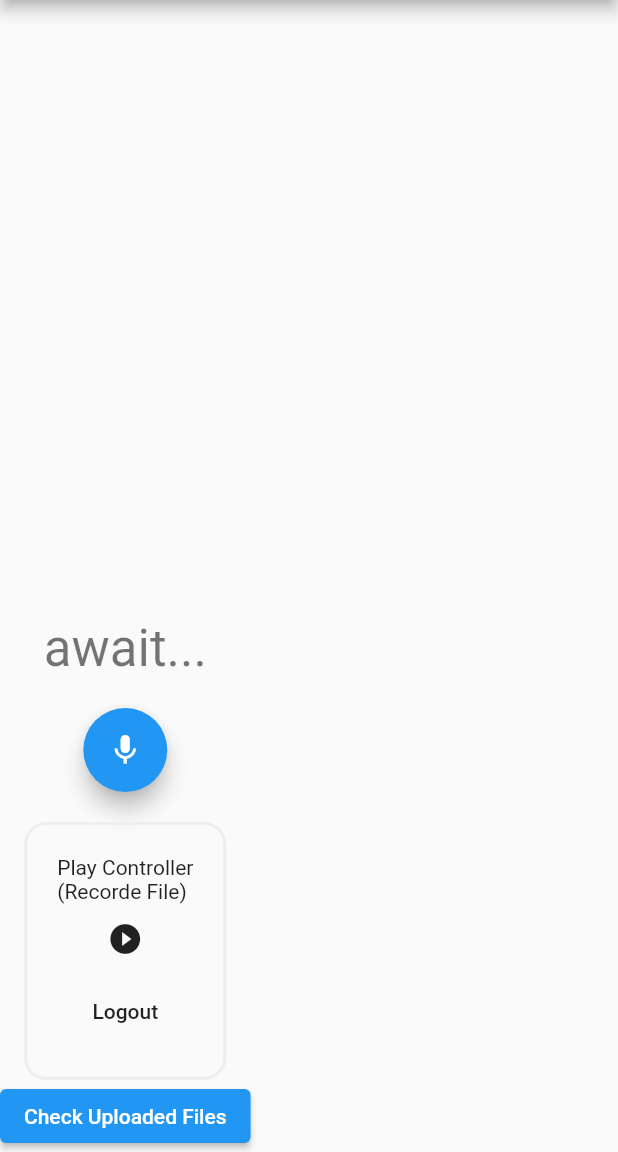
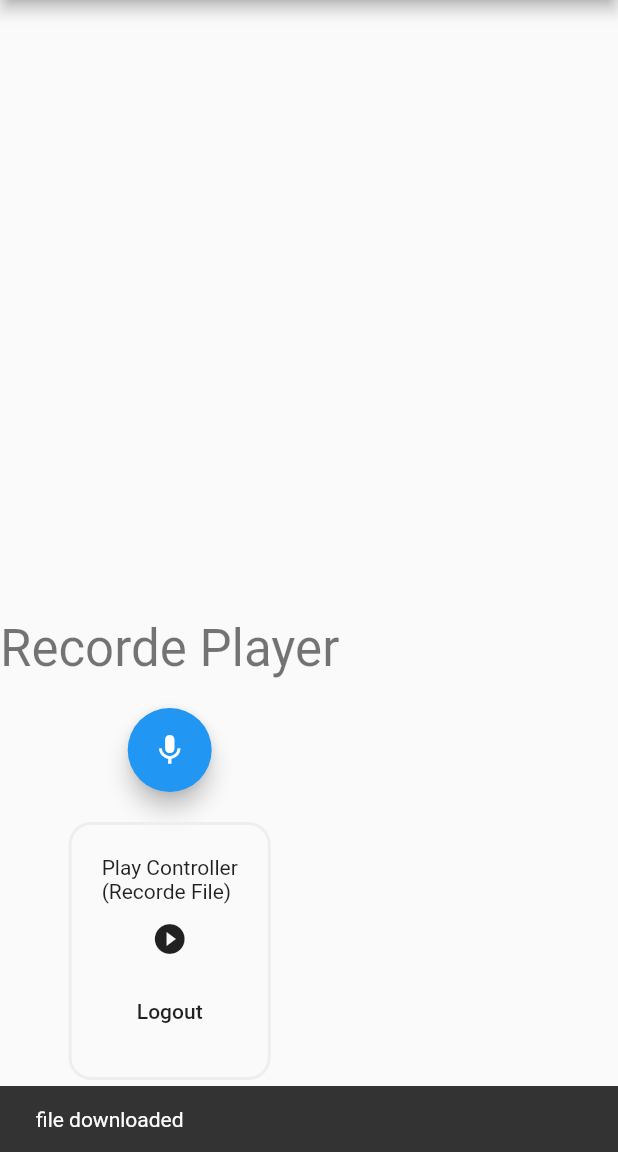
Before and after one commit to ian-seo/CandyInMyEars, a Flutter app: the screen it shows once a user with an empty profile is signed in, after a tap on the "mic" icon, after a tap on the "stop" icon, after a tap on the "play circle filled" icon, on a phone screen of 412 x 824 dp, the part 84-1236 px from its top. Run offline on Flutter 3.47's test engine with Material 2 defaults, Android fonts, the phone set to English and light mode, and no system bars; our stand-ins replace audioplayers, firebase_auth, firebase_core, firebase_storage, speech_to_text, vibration; missing offline and left inert: firebase_auth_web, firebase_core_web, firebase_storage_web, flutter_sound, flutter_sound_web, vibration_web; accounts and stored records are empty; network calls fail; statements that could not run were skipped.

Commit message:
add download and play

```diff
--- a/lib/data/storage.dart
+++ b/lib/data/storage.dart
@@ -28,4 +28,15 @@ class Storage {
       print(e);
     }
   }
+
+  Future<void> downloadFile(String filePath, String fileName, String localFileName) async {
+    File file = File('$filePath/$localFileName');
+    try {
+      await firebase_storage.FirebaseStorage.instance
+          .ref('test/$fileName')
+          .writeToFile(file);
+    } on firebase_core.FirebaseException catch (e) {
+      print(e);
+    }
+  }
 }
--- a/lib/screens/sound.dart
+++ b/lib/screens/sound.dart
@@ -18,6 +18,7 @@ class _MyHomePageState extends State<MyHomePage> {
   FlutterSoundPlayer myPlayer;
   String filePath;
   String fileName;
+  String localFileName;
   bool check = false;
   bool playCheck = false;
 
@@ -27,7 +28,9 @@ class _MyHomePageState extends State<MyHomePage> {
     super.initState();
 
     fileName = 'temp.aac';
-    filePath = '/sdcard/Download';
+    localFileName = 'candy.aac';
+    Directory tempDir = await getTemporaryDirectory();
+    filePath = tempDir.path;
 
     myRecorder = FlutterSoundRecorder();
     myPlayer = FlutterSoundPlayer();
@@ -74,14 +77,21 @@ class _MyHomePageState extends State<MyHomePage> {
       viewTxt = "await...";
     });
     await myRecorder.stopRecorder();
-    await storage.uploadFile(filePath, fileName);
+    await storage.uploadFile(filePath, fileName).then((value) =>
+        ScaffoldMessenger.of(context)
+            .showSnackBar(const SnackBar(content: Text("file uploaded"))));
+    setState(() {
+      viewTxt = "Recorde Player";
+    });
     return;
   }
 
   Future<void> playMyFile() async {
     if (!playCheck) {
-      Directory tempDir = await getTemporaryDirectory();
-      File inFile = File('$filePath/$fileName');
+      await storage.downloadFile(filePath, fileName, localFileName).then(
+          (value) => ScaffoldMessenger.of(context)
+              .showSnackBar(const SnackBar(content: Text("file downloaded"))));
+      File inFile = File('$filePath/$localFileName');
       try {
         Uint8List dataBuffer = await inFile.readAsBytes();
         print("dataBuffer $dataBuffer");
@@ -97,9 +107,8 @@ class _MyHomePageState extends State<MyHomePage> {
             });
       } catch (e) {
         print(" NO Data");
-        _key.currentState.showSnackBar(SnackBar(
-          content: Text("NO DATA!!!!!!"),
-        ));
+        ScaffoldMessenger.of(context)
+            .showSnackBar(const SnackBar(content: Text("No Data")));
       }
       return;
     }
```
